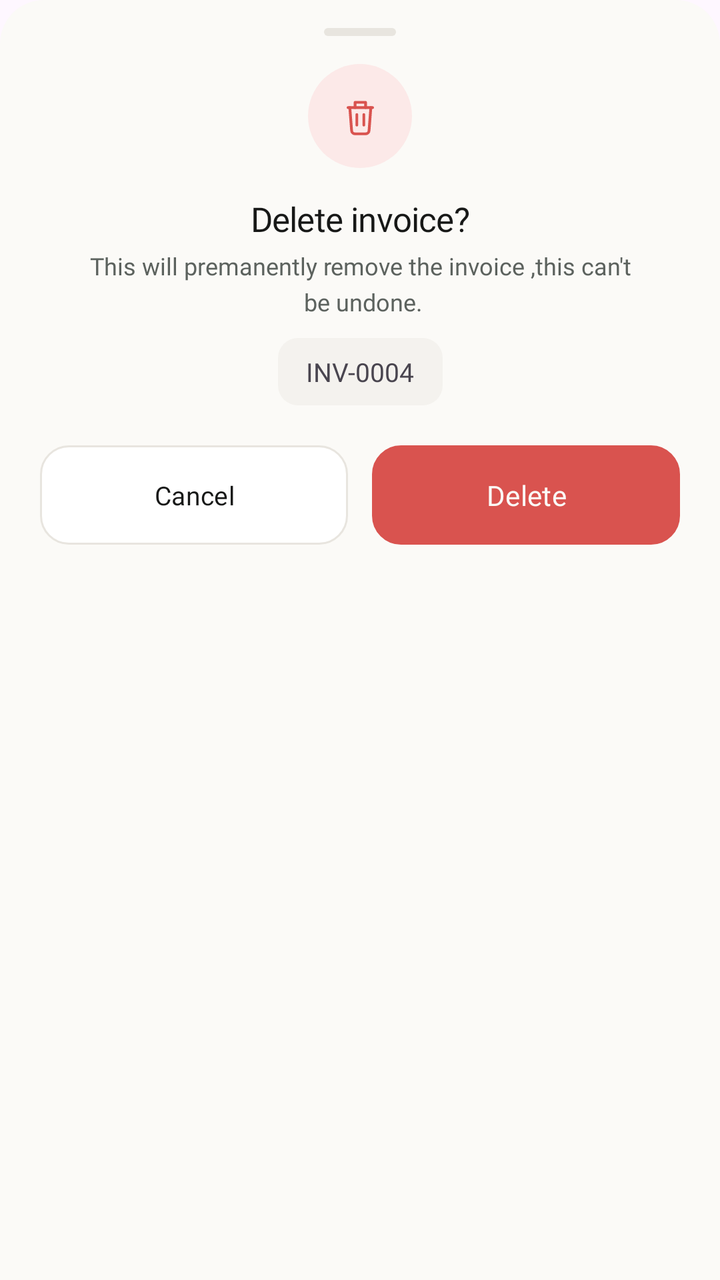
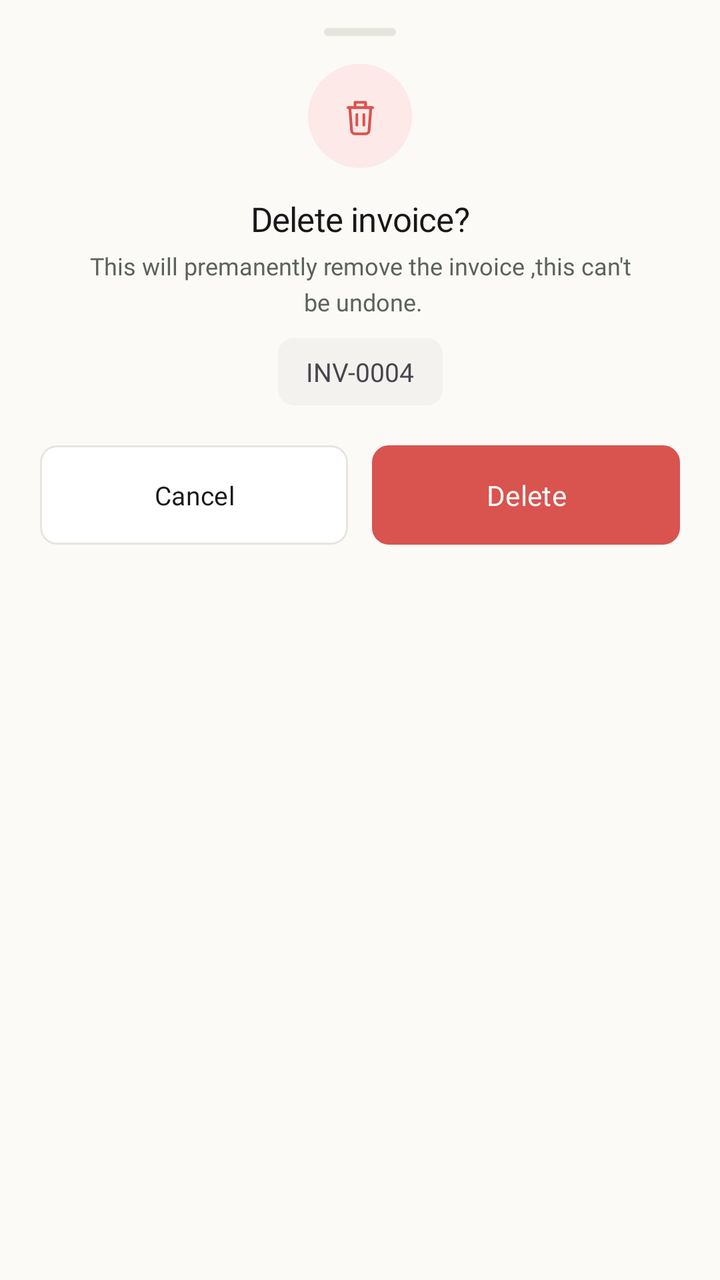

The first picture is an Android layout as it rendered before a commit; the second is the same layout after the commit. The layout source and the unified diff follow.
<!-- AndroidManifest.xml: application theme Theme.InvoiceGenerator -->
<!-- res/layout/bottom_sheet_delete_invoice.xml -->
<?xml version="1.0" encoding="utf-8"?>
<androidx.constraintlayout.widget.ConstraintLayout xmlns:android="http://schemas.android.com/apk/res/android"
    xmlns:app="http://schemas.android.com/apk/res-auto"
    android:layout_width="match_parent"
    android:layout_height="wrap_content"
    android:background="@drawable/bottom_sheet_bg"
    android:paddingHorizontal="20dp"
    android:paddingTop="8dp"
    android:paddingBottom="28dp">

    
    <View
        android:id="@+id/dragHandle"
        android:layout_width="36dp"
        android:layout_height="4dp"
        android:layout_marginTop="6dp"
        android:background="@drawable/drag_handle_bg"
        app:layout_constraintEnd_toEndOf="parent"
        app:layout_constraintStart_toStartOf="parent"
        app:layout_constraintTop_toTopOf="parent" />


    <androidx.constraintlayout.widget.ConstraintLayout
        android:id="@+id/deleteBtn"
        android:layout_width="52dp"
        android:layout_height="52dp"
        android:background="@drawable/avatar_circle"
        android:backgroundTint="#FCE9E8"
        android:layout_marginTop="14dp"
        app:layout_constraintTop_toBottomOf="@id/dragHandle"
        app:layout_constraintStart_toStartOf="parent"
        app:layout_constraintEnd_toEndOf="parent"
       >
        <ImageView
            android:layout_width="21dp"
            android:layout_height="21dp"
            android:background="@drawable/ic_trash"
            app:layout_constraintTop_toTopOf="parent"
            app:layout_constraintBottom_toBottomOf="parent"
            app:layout_constraintStart_toStartOf="parent"
            app:layout_constraintEnd_toEndOf="parent"
            />
    </androidx.constraintlayout.widget.ConstraintLayout>
    
    <TextView
        android:id="@+id/title"
        android:layout_width="0dp"
        android:layout_height="wrap_content"
        android:layout_marginTop="14dp"
        android:fontFamily="@font/inter_bold"
        android:letterSpacing="-0.015"
        android:text="Delete invoice?"
        android:gravity="center"
        android:textColor="#171817"
        android:textSize="17sp"
        app:layout_constraintEnd_toEndOf="parent"
        app:layout_constraintStart_toStartOf="parent"
        app:layout_constraintTop_toBottomOf="@id/deleteBtn" />

    <TextView
        android:id="@+id/subtitle"
        android:layout_width="0dp"
        android:layout_height="wrap_content"
        android:layout_marginTop="4dp"
        android:fontFamily="@font/inter"
        android:lineSpacingExtra="4dp"
        android:text="This will premanently remove the invoice ,this can't\n be undone."
        android:gravity="center"
        android:textColor="#5C625E"
        android:textSize="12sp"
        app:layout_constraintEnd_toEndOf="parent"
        app:layout_constraintStart_toStartOf="parent"
        app:layout_constraintTop_toBottomOf="@id/title" />



    <TextView
        android:id="@+id/invNum"
        android:layout_width="wrap_content"
        android:layout_height="wrap_content"
        android:text="INV-0004"
        android:background="@drawable/bg_gonna_be_delete_invoice_num"
        android:paddingVertical="8dp"
        android:paddingHorizontal="14dp"
        android:textSize="13sp"
        android:fontFamily="@font/inter_semibold"
        app:layout_constraintTop_toBottomOf="@id/subtitle"
        android:layout_marginTop="10dp"
        app:layout_constraintStart_toStartOf="parent"
        app:layout_constraintEnd_toEndOf="parent"
        />




    
    <LinearLayout
        android:layout_width="match_parent"
        android:layout_height="wrap_content"
        android:layout_marginTop="20dp"
        android:orientation="horizontal"
        app:layout_constraintTop_toBottomOf="@id/invNum">

        <Button
            android:id="@+id/cancelBtn"
            android:layout_width="0dp"
            android:layout_height="wrap_content"
            android:layout_weight="1"
            android:background="@drawable/bg_input_field"
            app:backgroundTint="@null"
            android:paddingVertical="12dp"
            android:fontFamily="@font/inter_semibold"
            android:text="Cancel"
            android:textColor="#171817"
            android:textSize="13sp"/>


        <View
            android:layout_width="12dp"
            android:layout_height="1px" />

        <Button
            android:id="@+id/btnDelete"
            android:layout_width="0dp"
            android:layout_height="match_parent"
            android:layout_weight="1"
            app:backgroundTint="@null"
            android:background="@drawable/bg_input_field"
            android:backgroundTint="@color/carrot_red_shade"
            android:fontFamily="@font/inter_semibold"
            android:gravity="center"
            android:text="Delete"
            android:textColor="@color/bg_cream"
            android:textSize="14sp" />

    </LinearLayout>

</androidx.constraintlayout.widget.ConstraintLayout>
<!-- resources referenced by this layout -->
<resources>
  <color name="bg_cream">#FBFAF7</color>
  <color name="carrot_red_shade">#D9534F</color>
  <!-- drawable avatar_circle (drawable) -->
  <?xml version="1.0" encoding="utf-8"?>
  <shape xmlns:android="http://schemas.android.com/apk/res/android"
      android:shape="rectangle">
      <solid android:color="@color/avatar_green_bg"/>
      <corners android:radius="999dp"/>
  
  </shape>
  <!-- drawable bg_gonna_be_delete_invoice_num (drawable) -->
  <?xml version="1.0" encoding="utf-8"?>
  <shape xmlns:android="http://schemas.android.com/apk/res/android"
      android:shape="rectangle">
      <solid android:color="#F4F2EE"/>
      <corners android:radius="10dp"/>
  
  </shape>
  <!-- drawable bg_input_field (drawable) -->
  <?xml version="1.0" encoding="utf-8"?>
  <shape xmlns:android="http://schemas.android.com/apk/res/android"
      android:shape="rectangle">
      <solid android:color="#FFFFFF"/>
      <stroke android:width="1dp"
          android:color="#E8E5DF"/>
      <corners android:radius="14dp"/>
  
  </shape>
  <!-- drawable bottom_sheet_bg (drawable) -->
  <?xml version="1.0" encoding="utf-8"?>
  <shape xmlns:android="http://schemas.android.com/apk/res/android">
      <solid android:color="#FBFAF7" />
      <corners
          android:topLeftRadius="22dp"
          android:topRightRadius="22dp"
          android:bottomLeftRadius="0dp"
          android:bottomRightRadius="0dp" />
  </shape>
  <!-- drawable drag_handle_bg (drawable) -->
  <?xml version="1.0" encoding="utf-8"?>
  <shape xmlns:android="http://schemas.android.com/apk/res/android">
      <solid android:color="#E8E5DF" />
      <corners android:radius="2dp" />
  </shape>
  <!-- drawable ic_trash (drawable) -->
  <vector xmlns:android="http://schemas.android.com/apk/res/android"
      android:width="16dp"
      android:height="16dp"
      android:viewportWidth="24"
      android:viewportHeight="24">
      <path
          android:pathData="M5 7h14"
          android:strokeColor="#D9534F"
          android:strokeWidth="1.6"
          android:strokeLineCap="round"
          android:strokeLineJoin="round"
          android:fillColor="@android:color/transparent" />
      <path
          android:pathData="M10 11v6"
          android:strokeColor="#D9534F"
          android:strokeWidth="1.6"
          android:strokeLineCap="round"
          android:strokeLineJoin="round"
          android:fillColor="@android:color/transparent" />
      <path
          android:pathData="M14 11v6"
          android:strokeColor="#D9534F"
          android:strokeWidth="1.6"
          android:strokeLineCap="round"
          android:strokeLineJoin="round"
          android:fillColor="@android:color/transparent" />
      <path
          android:pathData="M6 7l1 13a2 2 0 0 0 2 2h6a2 2 0 0 0 2-2l1-13"
          android:strokeColor="#D9534F"
          android:strokeWidth="1.6"
          android:strokeLineCap="round"
          android:strokeLineJoin="round"
          android:fillColor="@android:color/transparent" />
      <path
          android:pathData="M9 7V4h6v3"
          android:strokeColor="#D9534F"
          android:strokeWidth="1.6"
          android:strokeLineCap="round"
          android:strokeLineJoin="round"
          android:fillColor="@android:color/transparent" />
  </vector>
  <style name="Theme.InvoiceGenerator" parent="Base.Theme.InvoiceGenerator" />
  <color name="avatar_green_bg">#7E8E6B</color>
  <style name="Base.Theme.InvoiceGenerator" parent="Theme.Material3.DayNight.NoActionBar">
          <item name="android:navigationBarColor">@android:color/transparent</item>
          <item name="android:statusBarColor">@android:color/transparent</item>
          <item name="android:windowLightNavigationBar">true</item>
      </style>
</resources>

<!-- the commit's change to res/layout/bottom_sheet_delete_invoice.xml (unified diff, before → after) -->
@@ -51,7 +51,7 @@
         android:letterSpacing="-0.015"
         android:text="Delete invoice?"
         android:gravity="center"
-        android:textColor="#171817"
+        android:textColor="@color/text_primary"
         android:textSize="17sp"
         app:layout_constraintEnd_toEndOf="parent"
         app:layout_constraintStart_toStartOf="parent"
@@ -66,7 +66,7 @@
         android:lineSpacingExtra="4dp"
         android:text="This will premanently remove the invoice ,this can't\n be undone."
         android:gravity="center"
-        android:textColor="#5C625E"
+        android:textColor="@color/text_grey"
         android:textSize="12sp"
         app:layout_constraintEnd_toEndOf="parent"
         app:layout_constraintStart_toStartOf="parent"
@@ -111,7 +111,7 @@
             android:paddingVertical="12dp"
             android:fontFamily="@font/inter_semibold"
             android:text="Cancel"
-            android:textColor="#171817"
+            android:textColor="@color/text_primary"
             android:textSize="13sp"/>
 
 
<!-- resource entries referenced after the edit -->
@@ -2,6 +2,8 @@
 <resources>
   <color name="bg_cream">#FBFAF7</color>
   <color name="carrot_red_shade">#D9534F</color>
+  <color name="text_grey">#5C625E</color>
+  <color name="text_primary">#171817</color>
   <!-- drawable avatar_circle (drawable) -->
   <?xml version="1.0" encoding="utf-8"?>
   <shape xmlns:android="http://schemas.android.com/apk/res/android"
@@ -12,36 +14,27 @@
   </shape>
   <!-- drawable bg_gonna_be_delete_invoice_num (drawable) -->
   <?xml version="1.0" encoding="utf-8"?>
-  <shape xmlns:android="http://schemas.android.com/apk/res/android"
-      android:shape="rectangle">
-      <solid android:color="#F4F2EE"/>
-      <corners android:radius="10dp"/>
-  
+  <shape xmlns:android="http://schemas.android.com/apk/res/android">
+      <solid android:color="@color/greyish_white"/>
+      <corners android:radius="8dp"/>
   </shape>
   <!-- drawable bg_input_field (drawable) -->
   <?xml version="1.0" encoding="utf-8"?>
-  <shape xmlns:android="http://schemas.android.com/apk/res/android"
-      android:shape="rectangle">
-      <solid android:color="#FFFFFF"/>
-      <stroke android:width="1dp"
-          android:color="#E8E5DF"/>
-      <corners android:radius="14dp"/>
-  
+  <shape xmlns:android="http://schemas.android.com/apk/res/android">
+      <solid android:color="@color/white"/>
+      <corners android:radius="8dp"/>
+      <stroke android:width="1dp" android:color="@color/btn_border_light"/>
   </shape>
   <!-- drawable bottom_sheet_bg (drawable) -->
   <?xml version="1.0" encoding="utf-8"?>
   <shape xmlns:android="http://schemas.android.com/apk/res/android">
-      <solid android:color="#FBFAF7" />
-      <corners
-          android:topLeftRadius="22dp"
-          android:topRightRadius="22dp"
-          android:bottomLeftRadius="0dp"
-          android:bottomRightRadius="0dp" />
+      <solid android:color="@color/bg_cream" />
+      <corners android:topLeftRadius="20dp" android:topRightRadius="20dp"/>
   </shape>
   <!-- drawable drag_handle_bg (drawable) -->
   <?xml version="1.0" encoding="utf-8"?>
   <shape xmlns:android="http://schemas.android.com/apk/res/android">
-      <solid android:color="#E8E5DF" />
+      <solid android:color="@color/btn_border_light" />
       <corners android:radius="2dp" />
   </shape>
   <!-- drawable ic_trash (drawable) -->
@@ -88,10 +81,14 @@
   </vector>
   <style name="Theme.InvoiceGenerator" parent="Base.Theme.InvoiceGenerator" />
   <color name="avatar_green_bg">#7E8E6B</color>
+  <color name="greyish_white">#F4F2EE</color>
+  <color name="white">#FFFFFF</color>
+  <color name="btn_border_light">#E8E5DF</color>
   <style name="Base.Theme.InvoiceGenerator" parent="Theme.Material3.DayNight.NoActionBar">
           <item name="android:navigationBarColor">@android:color/transparent</item>
           <item name="android:statusBarColor">@android:color/transparent</item>
-          <item name="android:windowLightNavigationBar">true</item>
+          <item name="android:windowBackground">@color/bg_cream</item>
+          <item name="android:windowLightNavigationBar" tools:targetApi="o_mr1">true</item>
       </style>
 </resources>
 
